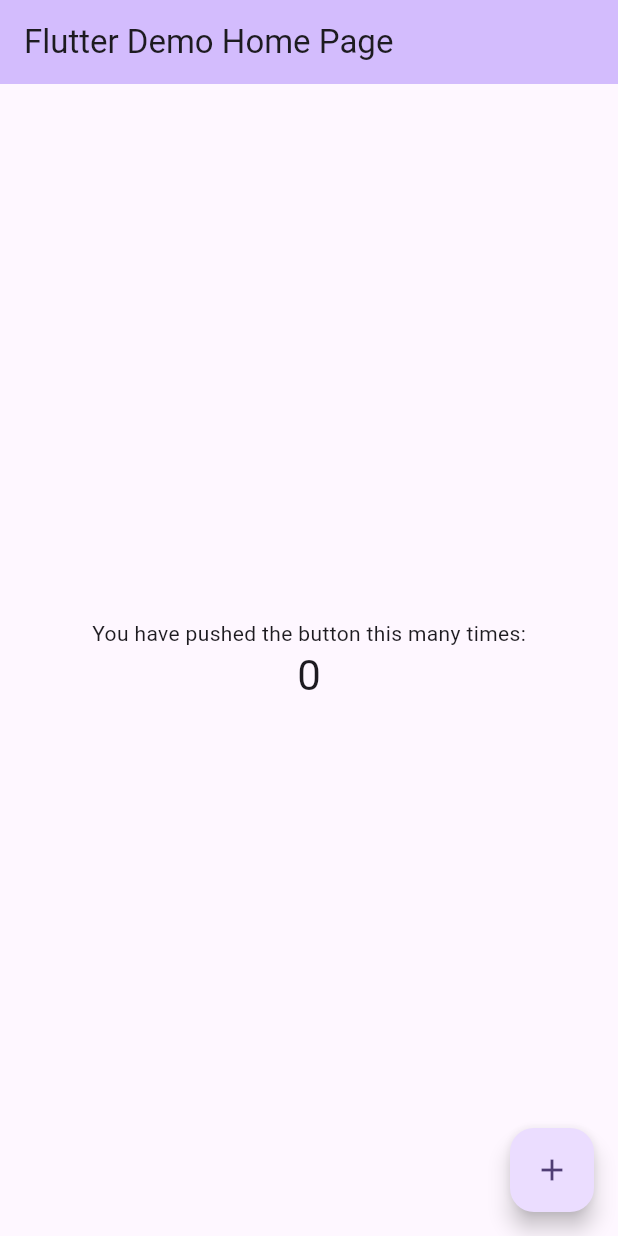
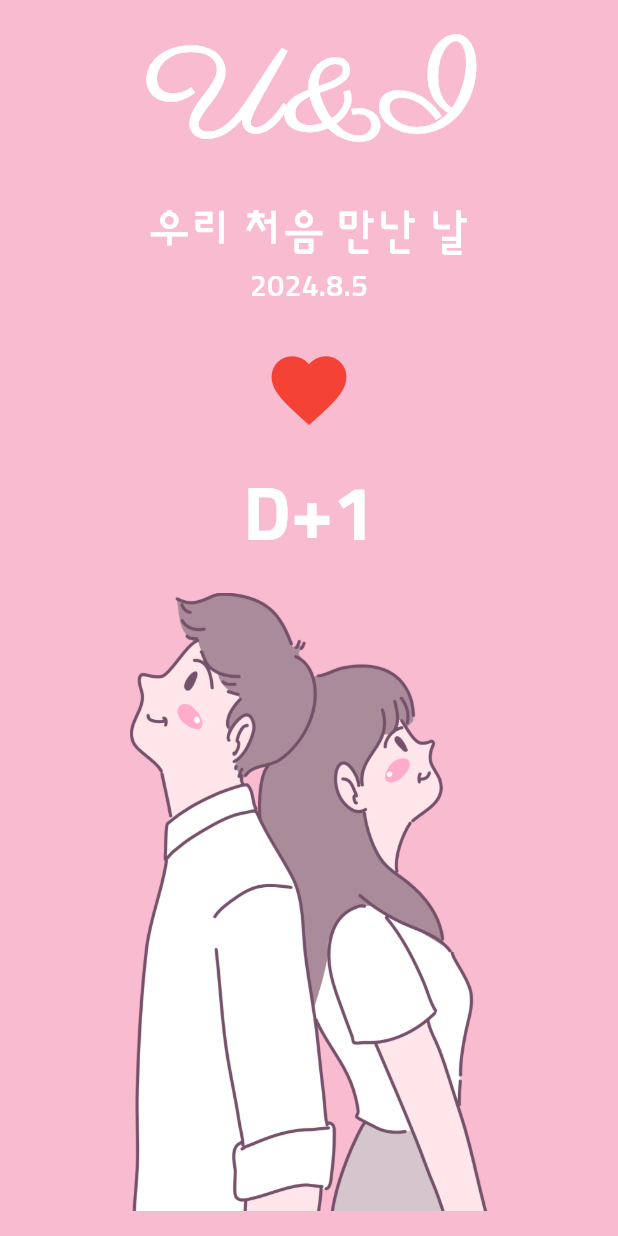
Before and after one commit to sunk-dev/flutter-study, a Flutter app: the screen it shows after launch, on a phone screen of 412 x 824 dp. Run offline on Flutter 3.47's test engine with Material 3 defaults, Android fonts, the phone set to English and light mode, and no system bars; our stand-ins replace webview_flutter.

Commit message:
chapter 09 기본 앱 구현 완료

```diff
--- a/u_and_i/lib/main.dart
+++ b/u_and_i/lib/main.dart
@@ -1,125 +1,34 @@
 import 'package:flutter/material.dart';
+import 'package:u_and_i/screen/home_screen.dart';
 
 void main() {
-  runApp(const MyApp());
+  runApp(
+    MaterialApp(
+      theme: ThemeData(
+        fontFamily: 'sunflower',
+        textTheme: TextTheme(
+          headlineLarge:TextStyle(
+            color: Colors.white,
+            fontSize: 80.0,
+            fontWeight: FontWeight.w700,
+            fontFamily: 'parisienne',
+          ),
+          headlineMedium: TextStyle(
+            color: Colors.white,
+            fontSize: 50.0,
+            fontWeight: FontWeight.w700,
+          ),
+          bodyLarge: TextStyle(
+            color: Colors.white,
+            fontSize: 30.0,
+          ),
+          bodyMedium: TextStyle(
+            color: Colors.white,
+            fontSize: 20.0,
+          )
+
+        )
+      ),
+    home: HomeScreen(),
+  ));
 }
-
-class MyApp extends StatelessWidget {
-  const MyApp({super.key});
-
-  // This widget is the root of your application.
-  @override
-  Widget build(BuildContext context) {
-    return MaterialApp(
-      title: 'Flutter Demo',
-      theme: ThemeData(
-        // This is the theme of your application.
-        //
-        // TRY THIS: Try running your application with "flutter run". You'll see
-        // the application has a purple toolbar. Then, without quitting the app,
-        // try changing the seedColor in the colorScheme below to Colors.green
-        // and then invoke "hot reload" (save your changes or press the "hot
-        // reload" button in a Flutter-supported IDE, or press "r" if you used
-        // the command line to start the app).
-        //
-        // Notice that the counter didn't reset back to zero; the application
-        // state is not lost during the reload. To reset the state, use hot
-        // restart instead.
-        //
-        // This works for code too, not just values: Most code changes can be
-        // tested with just a hot reload.
-        colorScheme: ColorScheme.fromSeed(seedColor: Colors.deepPurple),
-        useMaterial3: true,
-      ),
-      home: const MyHomePage(title: 'Flutter Demo Home Page'),
-    );
-  }
-}
-
-class MyHomePage extends StatefulWidget {
-  const MyHomePage({super.key, required this.title});
-
-  // This widget is the home page of your application. It is stateful, meaning
-  // that it has a State object (defined below) that contains fields that affect
-  // how it looks.
-
-  // This class is the configuration for the state. It holds the values (in this
-  // case the title) provided by the parent (in this case the App widget) and
-  // used by the build method of the State. Fields in a Widget subclass are
-  // always marked "final".
-
-  final String title;
-
-  @override
-  State<MyHomePage> createState() => _MyHomePageState();
-}
-
-class _MyHomePageState extends State<MyHomePage> {
-  int _counter = 0;
-
-  void _incrementCounter() {
-    setState(() {
-      // This call to setState tells the Flutter framework that something has
-      // changed in this State, which causes it to rerun the build method below
-      // so that the display can reflect the updated values. If we changed
-      // _counter without calling setState(), then the build method would not be
-      // called again, and so nothing would appear to happen.
-      _counter++;
-    });
-  }
-
-  @override
-  Widget build(BuildContext context) {
-    // This method is rerun every time setState is called, for instance as done
-    // by the _incrementCounter method above.
-    //
-    // The Flutter framework has been optimized to make rerunning build methods
-    // fast, so that you can just rebuild anything that needs updating rather
-    // than having to individually change instances of widgets.
-    return Scaffold(
-      appBar: AppBar(
-        // TRY THIS: Try changing the color here to a specific color (to
-        // Colors.amber, perhaps?) and trigger a hot reload to see the AppBar
-        // change color while the other colors stay the same.
-        backgroundColor: Theme.of(context).colorScheme.inversePrimary,
-        // Here we take the value from the MyHomePage object that was created by
-        // the App.build method, and use it to set our appbar title.
-        title: Text(widget.title),
-      ),
-      body: Center(
-        // Center is a layout widget. It takes a single child and positions it
-        // in the middle of the parent.
-        child: Column(
-          // Column is also a layout widget. It takes a list of children and
-          // arranges them vertically. By default, it sizes itself to fit its
-          // children horizontally, and tries to be as tall as its parent.
-          //
-          // Column has various properties to control how it sizes itself and
-          // how it positions its children. Here we use mainAxisAlignment to
-          // center the children vertically; the main axis here is the vertical
-          // axis because Columns are vertical (the cross axis would be
-          // horizontal).
-          //
-          // TRY THIS: Invoke "debug painting" (choose the "Toggle Debug Paint"
-          // action in the IDE, or press "p" in the console), to see the
-          // wireframe for each widget.
-          mainAxisAlignment: MainAxisAlignment.center,
-          children: <Widget>[
-            const Text(
-              'You have pushed the button this many times:',
-            ),
-            Text(
-              '$_counter',
-              style: Theme.of(context).textTheme.headlineMedium,
-            ),
-          ],
-        ),
-      ),
-      floatingActionButton: FloatingActionButton(
-        onPressed: _incrementCounter,
-        tooltip: 'Increment',
-        child: const Icon(Icons.add),
-      ), // This trailing comma makes auto-formatting nicer for build methods.
-    );
-  }
-}
--- /dev/null
+++ b/u_and_i/lib/screen/home_screen.dart
@@ -0,0 +1,123 @@
+
+import 'package:flutter/cupertino.dart';
+import 'package:flutter/material.dart';
+
+class HomeScreen extends StatefulWidget{
+  const HomeScreen({Key? key}):super(key: key);
+  @override
+  State<HomeScreen> createState()=>_HomeScreenState();
+
+}
+class _HomeScreenState extends State<HomeScreen>{
+  DateTime firstDay=DateTime.now();
+
+  @override
+  Widget build(BuildContext context) {
+    // TODO: implement build
+    return Scaffold(
+      backgroundColor: Colors.pink[100],
+      body: SafeArea(
+        top: true,
+        bottom: false,
+        child: Column(
+          mainAxisAlignment: MainAxisAlignment.spaceBetween,
+          crossAxisAlignment: CrossAxisAlignment.stretch,
+          children: [
+            _DDay(
+              onHeartPressed:onHeartPressed,
+              firstDay:firstDay,
+            ),
+            _CoupleImage(),
+          ],
+        ),
+      ),
+    );
+    throw UnimplementedError();
+  }
+
+  void onHeartPressed(){
+    showCupertinoDialog(
+        context: context,
+        builder: (BuildContext context){
+          return Align(
+            alignment: Alignment.bottomCenter,
+            child: Container(
+              color: Colors.white,
+              height: 300,
+              child: CupertinoDatePicker(
+                mode: CupertinoDatePickerMode.date,
+                onDateTimeChanged: (DateTime date){
+                  setState(() {
+                    firstDay=date;
+                  });
+                },
+              ),
+            ),
+          );
+        },
+      barrierDismissible: true,
+    );
+    setState(() {
+      firstDay=firstDay.subtract(Duration(days: 1));
+    });
+  }
+}
+
+class _DDay extends StatelessWidget{
+
+  final GestureTapCallback onHeartPressed;
+  final DateTime firstDay;
+
+  _DDay({
+    required this.onHeartPressed,
+    required this.firstDay,
+});
+  @override
+  Widget build(BuildContext context) {
+    // TODO: implement build
+    final textTheme=Theme.of(context).textTheme;
+    final now=DateTime.now();
+    return Column(
+      children: [
+        const SizedBox(height: 16.0,),
+        Text('U&I',
+        style:textTheme.headlineLarge ,),
+        const SizedBox(height: 16.0,),
+        Text('우리 처음 만난 날',
+        style: textTheme.bodyLarge,),
+        Text('${firstDay.year}.${firstDay.month}.${firstDay.day}',
+        style: textTheme.bodyMedium,),
+        const SizedBox(height: 16.0,),
+        IconButton(
+          iconSize: 60.0,
+            onPressed: onHeartPressed,
+            icon: Icon(
+              Icons.favorite,
+              color: Colors.red,
+            ),),
+        const SizedBox(height: 16.0,),
+        Text('D+${DateTime(now.year,now.month,now.day).difference(firstDay).inDays+1}',
+        style: textTheme.headlineMedium,),
+      ],
+    );
+    throw UnimplementedError();
+  }
+
+}
+
+class _CoupleImage extends StatelessWidget{
+  @override
+  Widget build(BuildContext context) {
+    // TODO: implement build
+    return Expanded(
+      child:Center(
+        child: Image.asset(
+          'asset/img/middle_image.png',
+          height: MediaQuery.of(context).size.height/2,
+        ),
+      ) ,
+    );
+    throw UnimplementedError();
+  }
+
+}
```
Also changed, not shown: u_and_i/pubspec.yaml (+13 -12 lines), u_and_i/asset/font/Parisienne-Regular.ttf (added), u_and_i/asset/font/Sunflower-Bold.ttf (added), u_and_i/asset/font/Sunflower-Light.ttf (added), u_and_i/asset/font/Sunflower-Medium.ttf (added), u_and_i/asset/img/middle_image.png (added).
